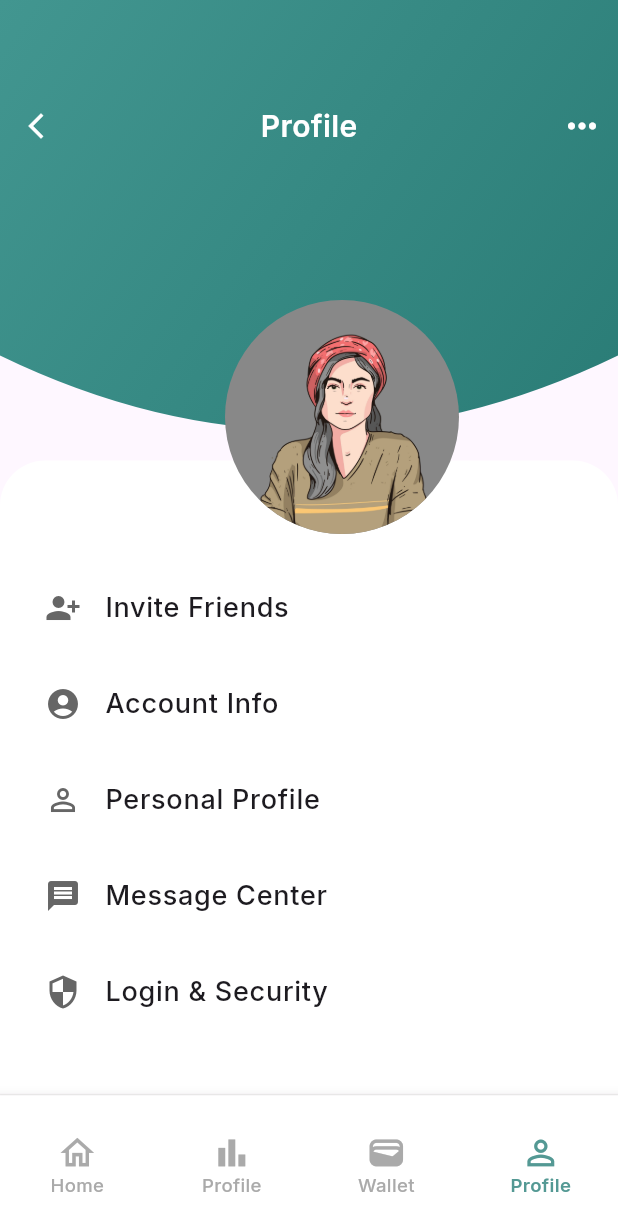
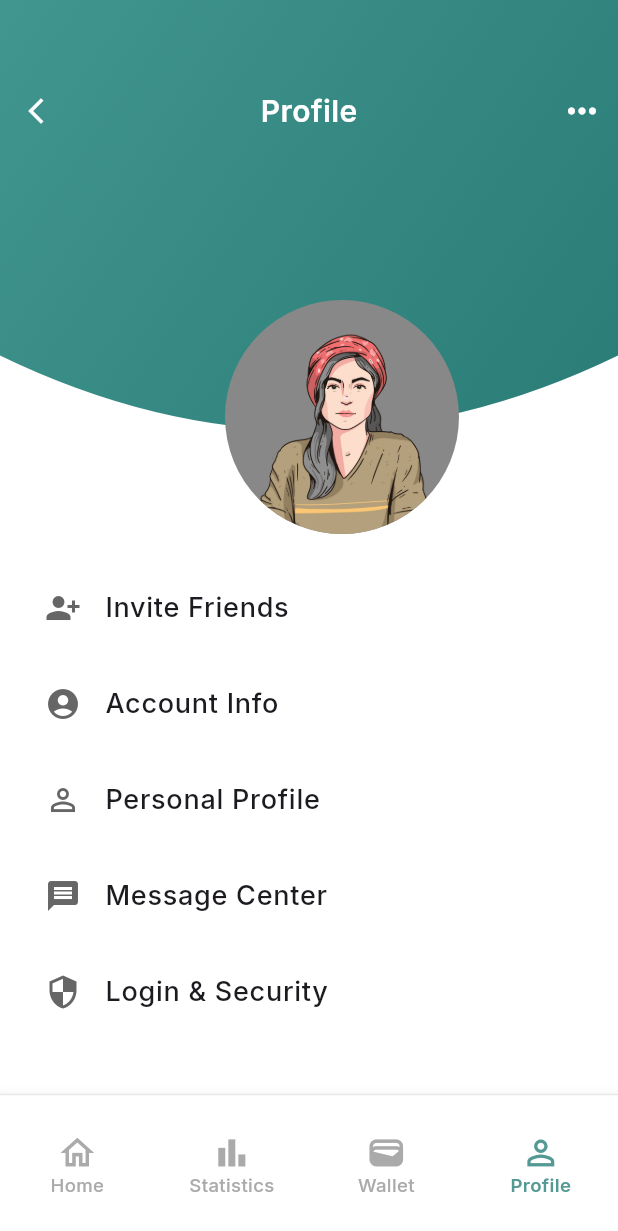
Before and after one commit to Riddhimagupta22/expense_tracker_app, a Flutter app: the NavBar screen opened directly, item 4 of the bottom bar chosen, after a tap on the "keyboard control" icon, on a phone screen of 412 x 824 dp. Shown: the top 1231 px of the screen. Run offline on Flutter 3.47's test engine with Material 3 defaults, Android fonts, the light colour scheme and no system bars; our stand-ins replace cloud_firestore, firebase_auth, firebase_core, get, google_fonts; accounts and stored records are empty.

Commit message:
Merge remote-tracking branch 'origin/main'
# Conflicts:
#	lib/Modules/Profile/view/profile.dart
#	lib/Modules/dashboard/view/Widget/card.dart

```diff
--- a/lib/Comman_Wigets/widget/bottom_nav.dart
+++ b/lib/Comman_Wigets/widget/bottom_nav.dart
@@ -1,3 +1,4 @@
+import 'package:expense_tracker_app/Expense/view/expense.dart';
 import 'package:expense_tracker_app/Modules/dashboard/view/homepage.dart';
 import 'package:expense_tracker_app/Modules/Statistics/view/statistics.dart';
 import 'package:flutter/material.dart';
@@ -19,7 +20,7 @@
   final List<Widget> _pages = [
     Homepage(),               // Home Screen
     Statistics(),
-    Placeholder(),
+    ExpenseScreen(),
     Profile(),
 
   ];
@@ -78,7 +79,7 @@
             ),
             BottomNavigationBarItem(
               icon: Icon(Icons.bar_chart),
-              label: 'Profile',
+              label: 'Statistics',
             ),
             BottomNavigationBarItem(
               icon: Icon(Icons.wallet),
--- /dev/null
+++ b/lib/Expense/view/expense.dart
@@ -0,0 +1,77 @@
+import 'package:expense_tracker_app/Comman_Wigets/widget/bottom_nav.dart';
+import 'package:flutter/material.dart';
+import 'package:get/get.dart';
+import 'package:google_fonts/google_fonts.dart';
+
+import '../../Controller/expense_controller.dart';
+import '../../Modules/dashboard/view/Widget/transactionlist.dart';
+
+class ExpenseScreen extends StatefulWidget {
+ExpenseScreen({super.key});
+
+  @override
+  State<ExpenseScreen> createState() => _ExpenseScreenState();
+}
+
+class _ExpenseScreenState extends State<ExpenseScreen> {
+  final expenseController = Get.put(ExpenseController());
+
+
+  @override
+  void initState() {
+    super.initState();
+    expenseController.fetchExpense();
+  }
+  @override
+  Widget build(BuildContext context) {
+    return Scaffold(
+      body: SingleChildScrollView(
+        child: SafeArea(child: Column(children: [
+          Padding(
+            padding: const EdgeInsets.symmetric(horizontal: 15.0),
+            child: Row(
+              mainAxisAlignment: MainAxisAlignment.spaceBetween,
+              children: [
+                IconButton(
+                    onPressed: () { Get.to(NavBar());},
+                    icon: Icon(
+                      Icons.arrow_back_ios_new_outlined,
+                      size: 20,
+                    )),
+                Text(
+                  "Expense",
+                  style: GoogleFonts.inter(
+                    fontSize: 20,
+                    fontWeight: FontWeight.w600,
+                  ),
+                ),
+                IconButton(
+                    onPressed: () {},
+                    icon: Icon(
+                      Icons.more_horiz,
+                      size: 28,
+                    )),
+              ],
+            ),
+          ),
+          const SizedBox(height: 10),
+          Obx(() {
+            final items = expenseController.expenseList;
+            if (items.isEmpty) {
+              return const Center(child: Text("No expenses yet."));
+            }
+            return ListView.builder(
+              itemCount: items.length,
+              shrinkWrap: true,
+              physics: const NeverScrollableScrollPhysics(),
+              itemBuilder: (_, index) {
+                return Transactionlist(expenseModel: items[index]);
+              },
+            );
+          }),
+        ],)),
+      ),
+
+    );
+  }
+}
--- a/lib/Modules/Profile/view/profile.dart
+++ b/lib/Modules/Profile/view/profile.dart
@@ -21,7 +21,7 @@
                 CustomContainer(
                   child: Column(
                     children: [
-                      const SizedBox(height: 60),
+                      const SizedBox(height: 50),
                       Row(
                         mainAxisAlignment: MainAxisAlignment.spaceBetween,
                         children: [
@@ -63,6 +63,7 @@
                 Expanded(
                   child: Container(
                     width: double.infinity,
+                    height: 150,
                     decoration: const BoxDecoration(
                       color: Colors.white,
                       borderRadius: BorderRadius.only(
@@ -86,8 +87,6 @@
                 ),
               ],
             ),
-
-
             const Positioned(
               top: 200,
               left: 150,
--- a/lib/Modules/Profile/view/widgets/cricular_widget.dart
+++ b/lib/Modules/Profile/view/widgets/cricular_widget.dart
@@ -4,7 +4,7 @@
   final BoxFit? fit;
   final String image;
   final bool isNetworkimage;
-  final Color? overlayColor;
+  final Color? colour;
   final Color? backgroundColor;
   final double height, width;
 
@@ -13,7 +13,7 @@
     this.fit = BoxFit.cover,
     required this.image,
     this.isNetworkimage = false,
-    this.overlayColor,
+    this.colour,
     this.backgroundColor = const Color.fromRGBO(136, 136, 136, 1),
     this.height = 156,
     this.width = 156,
@@ -36,8 +36,7 @@
           image: isNetworkimage
               ? NetworkImage(image)
               : AssetImage(image) as ImageProvider,
-          color: overlayColor,
-          colorBlendMode: overlayColor != null ? BlendMode.srcATop : null,
+          color: colour,
         ),
       ),
     );
--- a/lib/Modules/Statistics/view/statistics.dart
+++ b/lib/Modules/Statistics/view/statistics.dart
@@ -1,3 +1,4 @@
+
 import 'package:flutter/material.dart';
 import 'package:google_fonts/google_fonts.dart';
 
@@ -116,6 +117,11 @@
               ),
             ),
           ),
+          // PieChart(PieChartData(
+          //
+          // ),
+          // duration: Duration(milliseconds: 50),
+          // curve: Curves.linear,)
         ],
       ))),
     );
--- a/lib/Modules/dashboard/view/Widget/transactionlist.dart
+++ b/lib/Modules/dashboard/view/Widget/transactionlist.dart
@@ -46,7 +46,7 @@
         style: GoogleFonts.inter(
           fontSize: 18,
           fontWeight: FontWeight.w600,
-          color: expenseModel.type == 'income' ? Colors.green : Colors.red,
+          color: expenseModel.type == 'Expense' ? Colors.red : Colors.green,
         ),
       ),
     );
--- a/lib/Modules/dashboard/view/homepage.dart
+++ b/lib/Modules/dashboard/view/homepage.dart
@@ -1,3 +1,4 @@
+import 'package:expense_tracker_app/Expense/view/expense.dart';
 import 'package:expense_tracker_app/Modules/dashboard/view/Widget/head_widget.dart';
 import 'package:expense_tracker_app/Modules/dashboard/view/Widget/transactionlist.dart';
 import 'package:firebase_auth/firebase_auth.dart';
@@ -39,11 +40,11 @@
         backgroundColor: const Color.fromRGBO(67, 136, 131, 1),
         child: const Icon(Icons.add_rounded, color: Colors.white, size: 25),
       ),
-      body: SafeArea(
+      body: SingleChildScrollView(
+        child: SafeArea(
           child: Stack(
             children: [
-            SingleChildScrollView(
-              child: Column(
+              Column(
                 children: [
                   CustomContainer(
                     child: HeadWidget(),
@@ -62,14 +63,14 @@
                             fontWeight: FontWeight.w600,
                           ),
                         ),
-                        Text(
+                        TextButton(onPressed: (){Get.to(ExpenseScreen());}, child: Text(
                           "See all",
                           style: GoogleFonts.inter(
                             fontSize: 14,
                             fontWeight: FontWeight.w600,
                             color: const Color.fromRGBO(102, 102, 102, 1),
                           ),
-                        ),
+                        ),)
                       ],
                     ),
                   ),
@@ -91,7 +92,6 @@
                   const SizedBox(height: 100),
                 ],
               ),
-            ),
               Positioned(
                 top: 150,
                 left: 32,
@@ -100,6 +100,7 @@
             ],
           ),
         ),
+      ),
     );
   }
 }
--- a/lib/main.dart
+++ b/lib/main.dart
@@ -1,3 +1,4 @@
+import 'package:expense_tracker_app/splash_screen.dart';
 import 'package:flutter/material.dart';
 import 'package:firebase_core/firebase_core.dart';
 import 'package:get/route_manager.dart';
@@ -22,10 +23,11 @@
       debugShowCheckedModeBanner: false,
       title: 'Flutter Demo',
       theme: ThemeData(
+        scaffoldBackgroundColor: Colors.white,
 
         colorScheme: ColorScheme.fromSeed(seedColor: Colors.deepPurple),
       ),
-      home: SignupScreen(),
+      home: Splash(),
     );
   }
 }
--- a/pubspec.yaml
+++ b/pubspec.yaml
@@ -28,7 +28,6 @@
 
 # Icons
   cupertino_icons: ^1.0.8
-  iconsax_flutter: ^1.0.1
 
 # Charts & Analytics
   fl_chart: ^0.71.0
```
Also changed, not shown: lib/Modules/Add Expense/view/add_expense.dart (+2 -6 lines), lib/splash_screen.dart (added, +53 -0 lines), pubspec.lock. Lines whose indentation alone changed are shown as unchanged.
